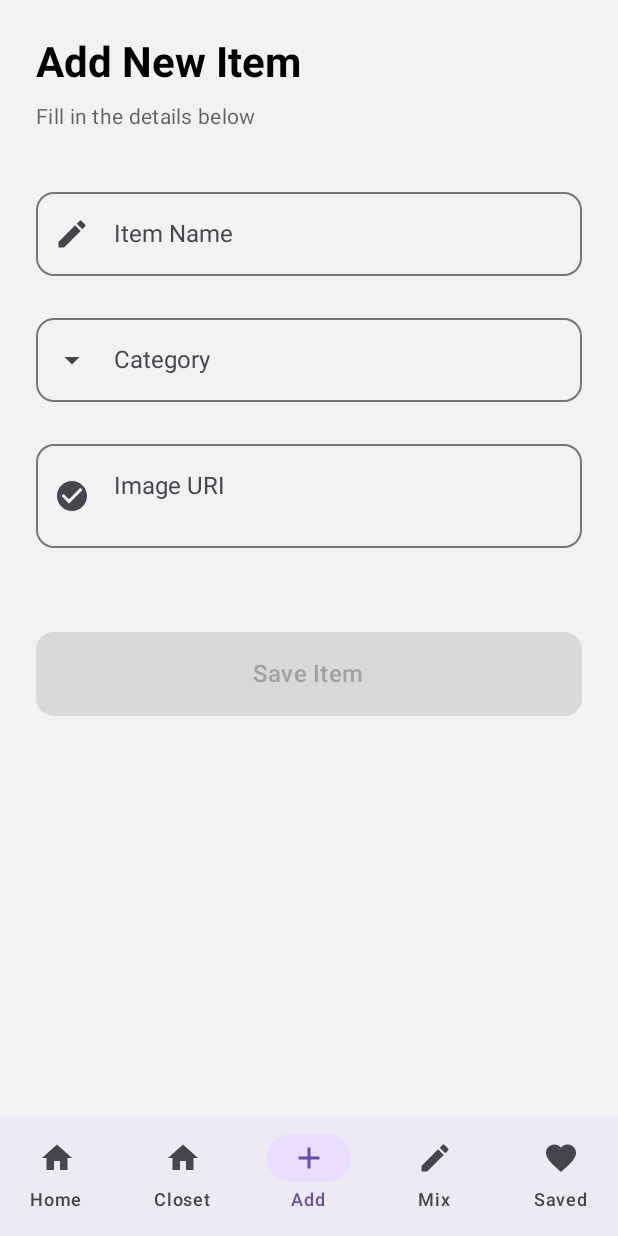
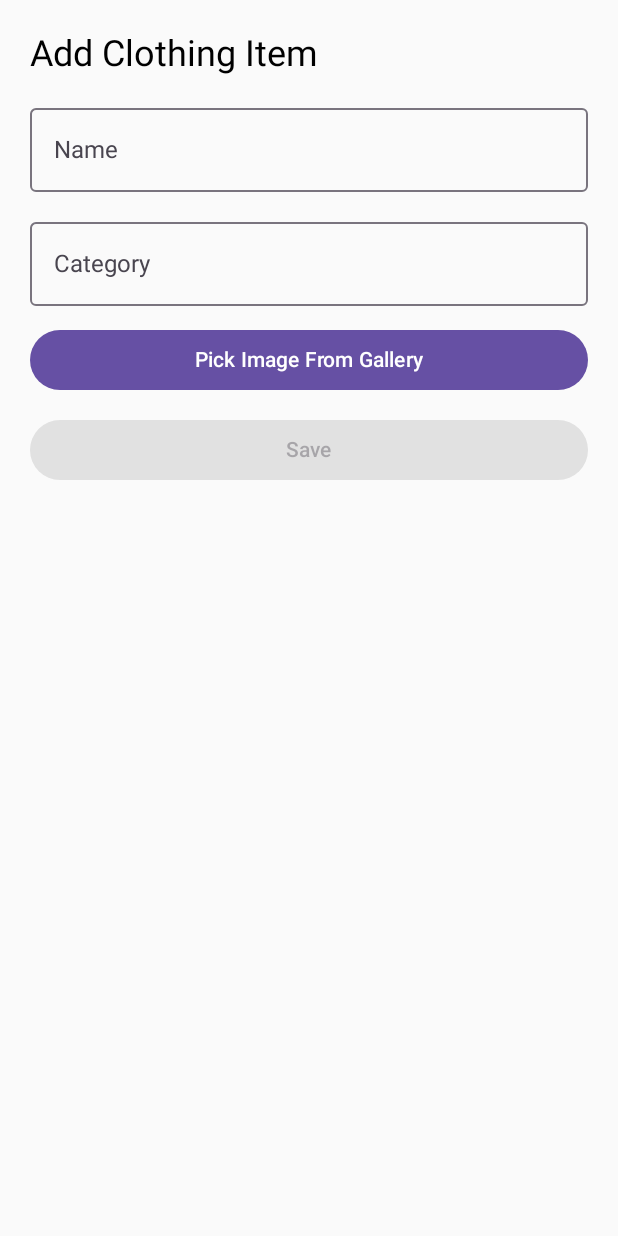
Before and after one commit to SanketBhangale1803/virtualcloset, an Android app built with Jetpack Compose: the screen it shows after launch (MainActivity), after a tap on "Add Clothing", on a phone screen of 412 x 824 dp. Run offline under Robolectric (Android 15) with nearby library versions, the phone set to English and light mode, and no system bars; our stand-ins replace Room's generated code.

Commit message:
Add upload photos from gallery functionality

```diff
--- a/app/build.gradle.kts
+++ b/app/build.gradle.kts
@@ -41,6 +41,7 @@ android {
 }
 
 dependencies {
+    implementation("io.coil-kt:coil-compose:2.6.0")
     implementation("androidx.navigation:navigation-compose:2.9.6")
     implementation("androidx.lifecycle:lifecycle-viewmodel-ktx:2.6.2")
     implementation("androidx.activity:activity-compose:1.8.2")
--- a/app/src/main/java/com/example/virtualcloset/MainActivity.kt
+++ b/app/src/main/java/com/example/virtualcloset/MainActivity.kt
@@ -26,7 +26,7 @@ class MainActivity : ComponentActivity() {
         setContent {
             VirtualClosetTheme {
                 val navController = rememberNavController()
-                AppNavHost(navController, clothingVM, outfitVM)
+                AppNavHost(navController, clothingVM, outfitVM, repo)
             }
         }
     }
--- a/app/src/main/java/com/example/virtualcloset/data/ClothingRepository.kt
+++ b/app/src/main/java/com/example/virtualcloset/data/ClothingRepository.kt
@@ -17,4 +17,9 @@ class ClothingRepository(
     fun getOutfits(): Flow<List<Outfit>> = outfitDao.getAll()
     suspend fun addOutfit(outfit: Outfit) = outfitDao.insert(outfit)
     suspend fun deleteOutfit(outfit: Outfit) = outfitDao.delete(outfit)
+    suspend fun getClothingItemsByIds(ids: List<Long>): List<ClothingItem> {
+        return ids.mapNotNull { id ->
+            clothingDao.getById(id)
+        }
+    }
 }
--- a/app/src/main/java/com/example/virtualcloset/data/db/ClothingDao.kt
+++ b/app/src/main/java/com/example/virtualcloset/data/db/ClothingDao.kt
@@ -15,4 +15,7 @@ interface ClothingDao {
 
     @Delete
     suspend fun delete(item: ClothingItem)
+
+    @Query("SELECT * FROM clothing_items WHERE id = :id LIMIT 1")
+    suspend fun getById(id: Long): ClothingItem?
 }
--- a/app/src/main/java/com/example/virtualcloset/navigation/AppNavHost.kt
+++ b/app/src/main/java/com/example/virtualcloset/navigation/AppNavHost.kt
@@ -1,69 +1,57 @@
 package com.example.virtualcloset.navigation
 
-import androidx.compose.foundation.layout.PaddingValues
-import androidx.compose.foundation.layout.padding
 import androidx.compose.runtime.Composable
 import androidx.compose.runtime.collectAsState
-import androidx.compose.ui.Modifier
+import androidx.navigation.NavHostController
 import androidx.navigation.compose.NavHost
 import androidx.navigation.compose.composable
-import androidx.navigation.NavHostController
-import com.example.virtualcloset.ui.components.MainScaffold
 import com.example.virtualcloset.ui.screens.*
 import com.example.virtualcloset.viewmodel.ClothingViewModel
 import com.example.virtualcloset.viewmodel.OutfitViewModel
+import com.example.virtualcloset.data.ClothingRepository
 
 @Composable
 fun AppNavHost(
     navController: NavHostController,
     clothingVM: ClothingViewModel,
-    outfitVM: OutfitViewModel
+    outfitVM: OutfitViewModel,
+    repo: ClothingRepository
 ) {
     val clothesState = clothingVM.clothes.collectAsState()
     val outfitsState = outfitVM.outfits.collectAsState()
 
-    MainScaffold(navController = navController) { paddingValues ->
-        NavHost(
-            navController = navController,
-            startDestination = "home",
-            modifier = Modifier.padding(paddingValues)
-        ) {
+    NavHost(navController = navController, startDestination = "home") {
 
         composable("home") {
-                HomeScreen(onNavigate = { navController.navigate(it) })
+            HomeScreen { route -> navController.navigate(route) }
         }
 
         composable("closet") {
-                ClosetScreen(
-                    clothes = clothesState.value,
-                    onDelete = { clothingVM.deleteClothing(it) }
-                )
+            ClosetScreen(clothes = clothesState.value)
         }
 
         composable("add") {
-                AddClothingScreen1 { name, category, uri ->
+            AddClothingScreen { name, category, uri ->
                 clothingVM.addClothing(name, category, uri)
-                    navController.navigate("closet") {
-                        popUpTo("closet") { inclusive = true }
-                    }
+                navController.popBackStack()
             }
         }
 
         composable("mix") {
             OutfitMixerScreen(
                 clothes = clothesState.value,
-                    onSaveOutfit = { name: String, itemIds: List<Long> ->
-                        outfitVM.addOutfit(name, itemIds)
-                        navController.navigate("saved") {
-                            popUpTo("saved") { inclusive = true }
-                        }
+                onSaveOutfit = { name, ids ->
+                    outfitVM.addOutfit(name, ids)
+                    navController.popBackStack()
                 }
             )
         }
 
         composable("saved") {
-                SavedOutfitsScreen(outfits = outfitsState.value)
+            SavedOutfitsScreen(
+                outfits = outfitsState.value,
+                repo = repo
+            )
         }
     }
 }
-}
--- a/app/src/main/java/com/example/virtualcloset/ui/screens/AddClothingScreen.kt
+++ b/app/src/main/java/com/example/virtualcloset/ui/screens/AddClothingScreen.kt
@@ -1,152 +1,79 @@
 package com.example.virtualcloset.ui.screens
 
-import androidx.compose.foundation.background
-import androidx.compose.foundation.clickable
+import android.net.Uri
+import androidx.activity.compose.rememberLauncherForActivityResult
+import androidx.activity.result.contract.ActivityResultContracts
+import androidx.compose.foundation.Image
 import androidx.compose.foundation.layout.*
-import androidx.compose.foundation.shape.RoundedCornerShape
-import androidx.compose.material.icons.Icons
-import androidx.compose.material.icons.filled.ArrowDropDown
-import androidx.compose.material.icons.filled.CheckCircle
-import androidx.compose.material.icons.filled.Edit
 import androidx.compose.material3.*
 import androidx.compose.runtime.*
-import androidx.compose.ui.Alignment
 import androidx.compose.ui.Modifier
-import androidx.compose.ui.draw.clip
-import androidx.compose.ui.graphics.Color
-import androidx.compose.ui.text.font.FontWeight
 import androidx.compose.ui.unit.dp
+import coil.compose.rememberAsyncImagePainter
 
 @Composable
-fun AddClothingScreen1(onSave: (name: String, category: String, uri: String) -> Unit) {
+fun AddClothingScreen(onSave: (name: String, category: String, uri: String) -> Unit) {
+
     var name by remember { mutableStateOf("") }
     var category by remember { mutableStateOf("") }
-    var uri by remember { mutableStateOf("") }
-    var showCategoryMenu by remember { mutableStateOf(false) }
+    var selectedImageUri by remember { mutableStateOf<Uri?>(null) }
 
-    val categories = listOf("Tops", "Bottoms", "Shoes", "Accessories", "Outerwear", "Other")
+    // Launcher to open gallery
+    val imagePicker = rememberLauncherForActivityResult(
+        contract = ActivityResultContracts.GetContent()
+    ) { uri: Uri? ->
+        selectedImageUri = uri
+    }
 
-    Surface(
-        modifier = Modifier.fillMaxSize(),
-        color = MaterialTheme.colorScheme.background
+    Column(
+        modifier = Modifier.fillMaxSize().padding(20.dp),
+        verticalArrangement = Arrangement.spacedBy(12.dp)
     ) {
-        Column(
-            modifier = Modifier
-                .fillMaxSize()
-                .padding(24.dp)
-                .statusBarsPadding()
-        ) {
-            // Header
-            Text(
-                "Add New Item",
-                style = MaterialTheme.typography.headlineMedium,
-                fontWeight = FontWeight.Bold,
-                modifier = Modifier.padding(bottom = 8.dp)
-            )
-            Text(
-                "Fill in the details below",
-                style = MaterialTheme.typography.bodyMedium,
-                color = MaterialTheme.colorScheme.onBackground.copy(alpha = 0.6f),
-                modifier = Modifier.padding(bottom = 32.dp)
-            )
 
-            // Form
-            Column(
-                verticalArrangement = Arrangement.spacedBy(20.dp)
-            ) {
-                // Name field
+        Text("Add Clothing Item", style = MaterialTheme.typography.headlineSmall)
+
         OutlinedTextField(
             value = name,
             onValueChange = { name = it },
-                    label = { Text("Item Name") },
-                    placeholder = { Text("e.g., Blue Denim Jacket") },
-                    leadingIcon = {
-                        Icon(Icons.Default.Edit, contentDescription = null)
-                    },
-                    modifier = Modifier.fillMaxWidth(),
-                    shape = RoundedCornerShape(12.dp)
+            label = { Text("Name") },
+            modifier = Modifier.fillMaxWidth()
         )
 
-                // Category field with dropdown simulation
         OutlinedTextField(
             value = category,
-                    onValueChange = {},
-                    readOnly = true,
+            onValueChange = { category = it },
             label = { Text("Category") },
-                    placeholder = { Text("Select a category") },
-                    leadingIcon = {
-                        Icon(Icons.Default.ArrowDropDown, contentDescription = null)
-                    },
+            modifier = Modifier.fillMaxWidth()
+        )
+
+        // IMAGE PICKER PREVIEW
+        Button(
+            onClick = { imagePicker.launch("image/*") },
+            modifier = Modifier.fillMaxWidth()
+        ) {
+            Text("Pick Image From Gallery")
+        }
+
+        if (selectedImageUri != null) {
+            Image(
+                painter = rememberAsyncImagePainter(selectedImageUri),
+                contentDescription = null,
                 modifier = Modifier
                     .fillMaxWidth()
-                        .clickable { showCategoryMenu = !showCategoryMenu },
-                    shape = RoundedCornerShape(12.dp)
+                    .height(250.dp)
             )
+        }
 
-                // Category selection buttons
-                if (showCategoryMenu) {
-                    Card(
-                        modifier = Modifier.fillMaxWidth(),
-                        shape = RoundedCornerShape(12.dp),
-                        colors = CardDefaults.cardColors(
-                            containerColor = MaterialTheme.colorScheme.surfaceVariant
-                        )
-                    ) {
-                        Column(modifier = Modifier.padding(8.dp)) {
-                            categories.forEach { cat ->
-                                TextButton(
+        Button(
             onClick = {
-                                        category = cat
-                                        showCategoryMenu = false
+                onSave(name, category, selectedImageUri.toString())
             },
+            enabled = name.isNotBlank() &&
+                    category.isNotBlank() &&
+                    selectedImageUri != null,
             modifier = Modifier.fillMaxWidth()
         ) {
-                                    Text(cat, modifier = Modifier.fillMaxWidth())
+            Text("Save")
         }
     }
 }
-                    }
-                }
-
-                // URI field
-                OutlinedTextField(
-                    value = uri,
-                    onValueChange = { uri = it },
-                    label = { Text("Image URI") },
-                    placeholder = { Text("Enter image path or URL") },
-                    leadingIcon = {
-                        Icon(Icons.Default.CheckCircle, contentDescription = null)
-                    },
-                    modifier = Modifier.fillMaxWidth(),
-                    shape = RoundedCornerShape(12.dp),
-                    minLines = 2
-                )
-
-                Spacer(modifier = Modifier.height(16.dp))
-
-                // Save button
-                Button(
-                    onClick = {
-                        if (name.isNotBlank() && category.isNotBlank() && uri.isNotBlank()) {
-                            onSave(name, category, uri)
-                        }
-                    },
-                    modifier = Modifier
-                        .fillMaxWidth()
-                        .height(56.dp),
-                    enabled = name.isNotBlank() && category.isNotBlank() && uri.isNotBlank(),
-                    shape = RoundedCornerShape(12.dp),
-                    colors = ButtonDefaults.buttonColors(
-                        containerColor = MaterialTheme.colorScheme.primary
-                    )
-                ) {
-                    Text(
-                        "Save Item",
-                        style = MaterialTheme.typography.titleMedium,
-                        fontWeight = FontWeight.SemiBold
-                    )
-                }
-            }
-        }
-    }
-}
```
Also changed, not shown: app/src/main/java/com/example/virtualcloset/ui/screens/ClosetScreen.kt (+27 -26 lines), app/src/main/java/com/example/virtualcloset/ui/screens/SavedOutfitsScreen.kt (+55 -5 lines). Lines whose indentation alone changed are shown as unchanged.
